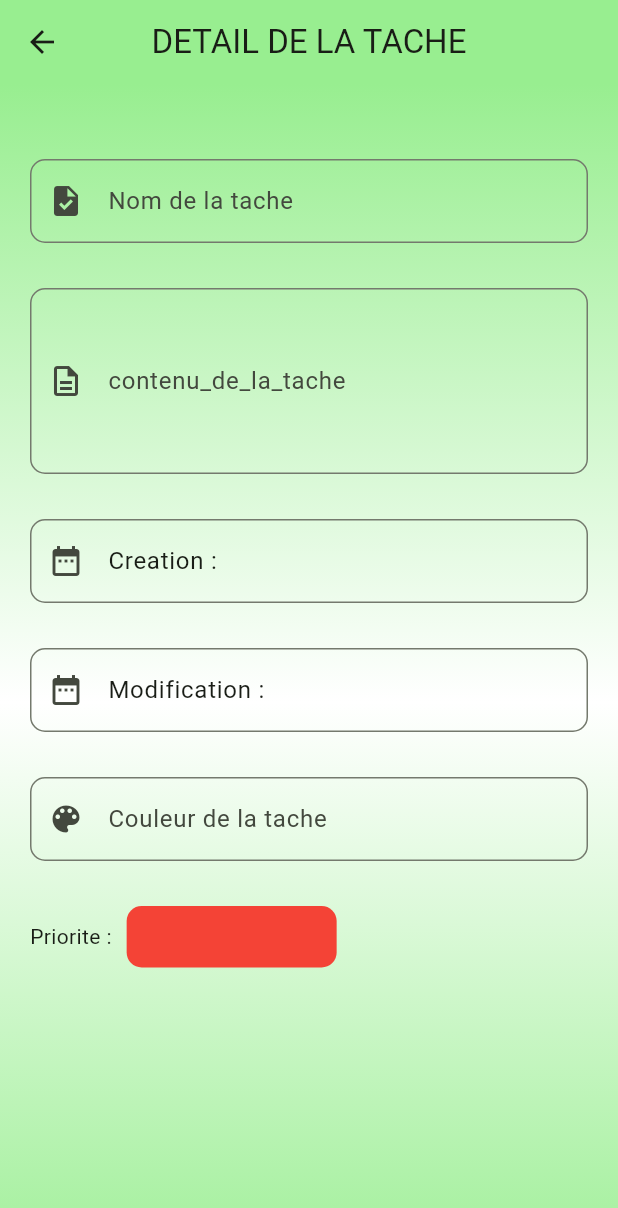
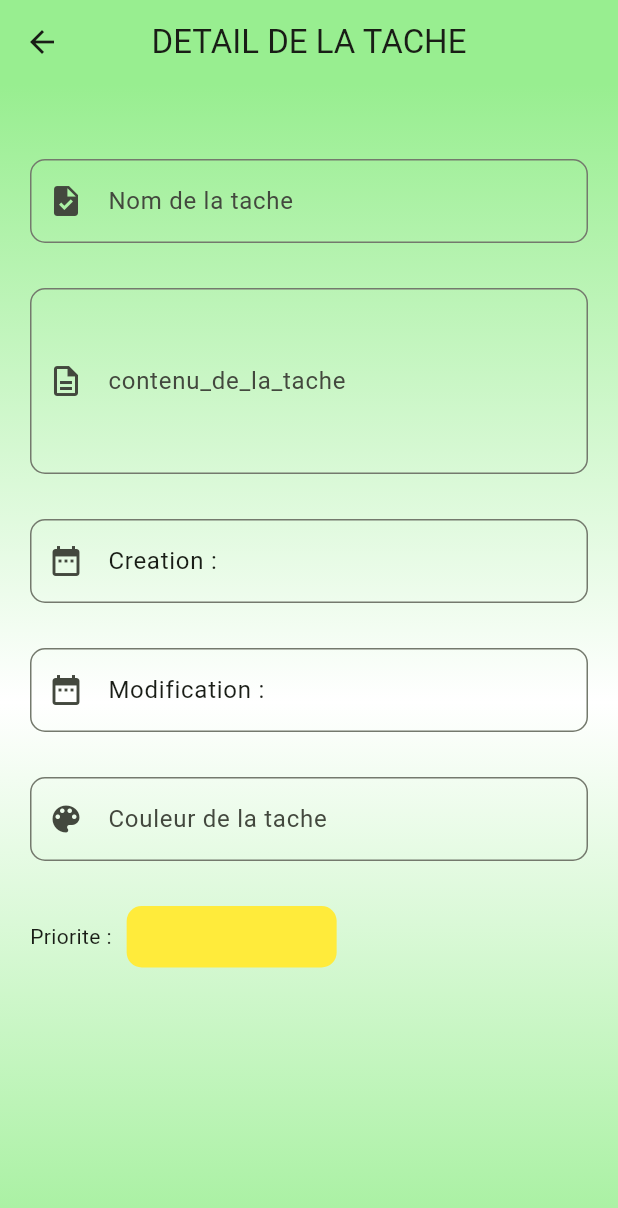
Before and after one commit to OmarDIOP0/tasker-app-force-n, a Flutter app: the DetailTask screen opened directly with empty values, on a phone screen of 412 x 824 dp. Shown: the top 1208 px of the screen. Run offline on Flutter 3.47's test engine with Material 3 defaults, Android fonts, the phone set to English and light mode, and no system bars; network calls fail.

Commit message:
lister et detail page

```diff
--- a/lib/screen/add_task/Add_task.dart
+++ b/lib/screen/add_task/Add_task.dart
@@ -106,6 +106,7 @@ class _AddTaskState extends State<AddTask> {
                         ).then((_){
                           nom_tache.clear();contenu_tache.clear();priorite.clear();couleur.clear();date.clear();
                         });
+                        Navigator.pushNamed(context, '/');
                       }
                     },
                     child: const Padding(
--- a/lib/screen/detail_task/detail_task.dart
+++ b/lib/screen/detail_task/detail_task.dart
@@ -84,7 +84,11 @@ class _DetailTaskState extends State<DetailTask> {
                     padding:const EdgeInsets.symmetric(vertical: 10,horizontal: 70),
                     decoration: BoxDecoration(
                         borderRadius: BorderRadius.circular(10),
-                        color:Colors.red
+                        color: widget.couleur == 'red'
+                               ? Colors.red
+                               : widget.couleur == 'green'
+                               ? lightgreenColor
+                               : Colors.yellow
                     ),
                     child: Text(widget.priorite),
                   ),
--- a/pubspec.yaml
+++ b/pubspec.yaml
@@ -16,6 +16,7 @@ dependencies:
   cupertino_icons: ^1.0.2
   http: ^1.2.0
   shared_preferences: ^2.2.3
+  intl: ^0.19.0
 
 dev_dependencies:
   flutter_test:
```
Also changed, not shown: lib/screen/accueil/accueil_page.dart (+18 -7 lines), pubspec.lock.
